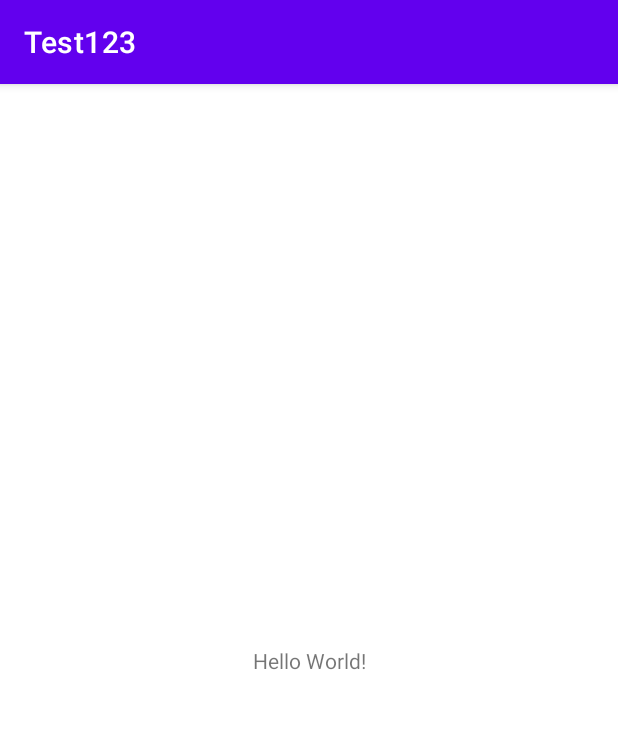
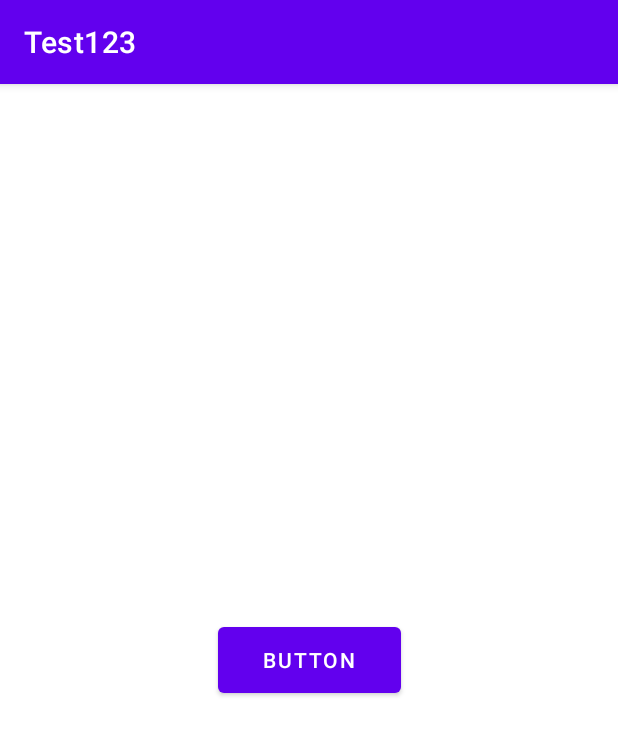
Before and after one commit to LaicaMay/Laica, an Android app: the screen it shows after launch (MainActivity), on a phone screen of 412 x 824 dp. Shown: the top 735 px of the screen. Run offline under Robolectric (Android 15) with nearby library versions, the phone set to English and light mode, and no system bars.

Commit message:
Initial MyApplication project

```diff
--- a/app/src/main/AndroidManifest.xml
+++ b/app/src/main/AndroidManifest.xml
@@ -12,6 +12,9 @@
         android:theme="@style/Theme.Test123"
         tools:targetApi="31">
         <activity
+            android:name=".SecondActivity"
+            android:exported="false" />
+        <activity
             android:name=".MainActivity"
             android:exported="true">
             <intent-filter>
--- a/app/src/main/java/com/example/test123/MainActivity.java
+++ b/app/src/main/java/com/example/test123/MainActivity.java
@@ -2,13 +2,40 @@ package com.example.test123;
 
 import androidx.appcompat.app.AppCompatActivity;
 
+import android.content.Intent;
 import android.os.Bundle;
+import android.util.Log;
+import android.view.View;
+import android.widget.Button;
+
+import com.google.android.material.tabs.TabLayout;
 
 public class MainActivity extends AppCompatActivity {
+
+    private static final String TAG = "MainActivity";
 
     @Override
     protected void onCreate(Bundle savedInstanceState) {
         super.onCreate(savedInstanceState);
         setContentView(R.layout.activity_main);
+
+        Log.v(TAG, "THIS IS A VERBOSE LOG.");
+        Log.d(TAG, "THIS IS A DEBUG LOG.");
+        Log.i(TAG, "THIS IS AN INFO LOG.");
+        Log.w(TAG, "THIS IS A WARN LOG.");
+        Log.e(TAG, "THIS IS AN ERROR LOG.");
+
+        Button button = (Button) findViewById(R.id.button2);
+
+        button.setOnClickListener(new View.OnClickListener(){
+
+            @Override
+            public void onClick(View v){
+                Log.i(TAG, "Button Clicked");
+                Intent intent = new Intent(MainActivity.this, SecondActivity.class);
+                startActivity(intent);
+            }
+        });
+
     }
 }
--- a/app/src/main/res/layout/activity_main.xml
+++ b/app/src/main/res/layout/activity_main.xml
@@ -6,13 +6,15 @@
     android:layout_height="match_parent"
     tools:context=".MainActivity">
 
-    <TextView
-        android:layout_width="wrap_content"
-        android:layout_height="wrap_content"
-        android:text="Hello World!"
+    <Button
+        android:id="@+id/button2"
+        android:layout_width="122dp"
+        android:layout_height="56dp"
+        android:text="Button"
         app:layout_constraintBottom_toBottomOf="parent"
         app:layout_constraintEnd_toEndOf="parent"
         app:layout_constraintStart_toStartOf="parent"
-        app:layout_constraintTop_toTopOf="parent" />
+        app:layout_constraintTop_toTopOf="parent"
+        tools:ignore="MissingConstraints" />
 
 </androidx.constraintlayout.widget.ConstraintLayout>
```
Also changed, not shown: app/src/main/java/com/example/test123/SecondActivity.java (added, +14 -0 lines), app/src/main/res/layout/activity_second.xml (added, +9 -0 lines).
